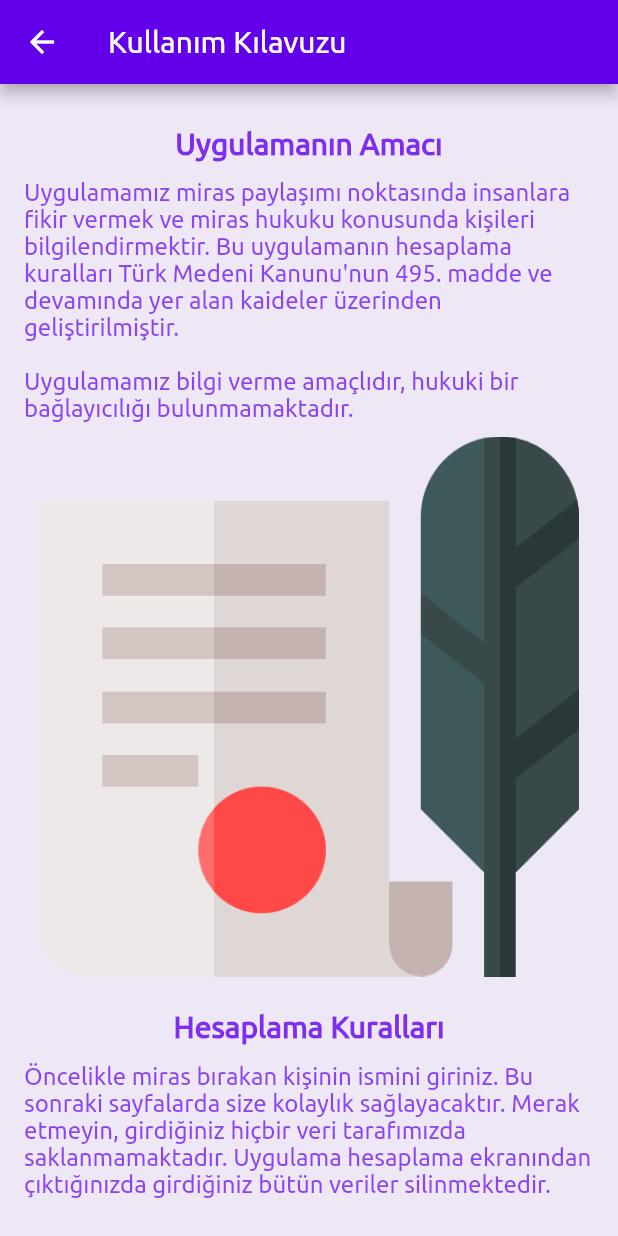
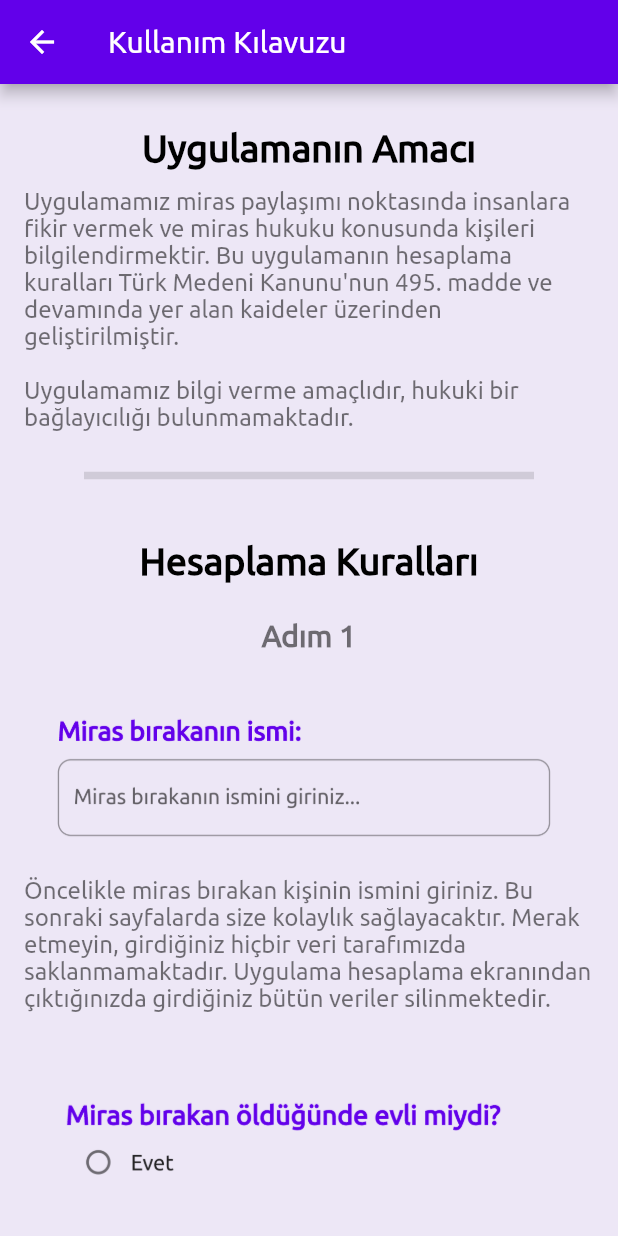
Before and after one commit to EsraKantarci/mirasapp, a Flutter app: the GuidePage screen opened directly, on a phone screen of 412 x 824 dp. Run offline on Flutter 3.47's test engine with Material 2 defaults, Android fonts, the phone set to English and light mode, and no system bars; our stand-ins replace flutter_spinbox, grouped_list, image_picker, typicons_flutter.

Commit message:
Guide text edited

```diff
--- a/lib/view/guide_page.dart
+++ b/lib/view/guide_page.dart
@@ -17,6 +17,7 @@ class GuidePage extends StatelessWidget {
 
   @override
   Widget build(BuildContext context) {
+
     return Scaffold(
       backgroundColor: AppColors.backgroundColor,
       appBar: buildAppBar(),
@@ -32,58 +33,26 @@ class GuidePage extends StatelessWidget {
                 scrollDirection: Axis.vertical,//.horizontal
                 child: Column(
                   children: [
-                    new Padding(
-                      padding: const EdgeInsets.all(12.0),
-                      child: Text(
-                        "Uygulamanın Amacı",
-                        style: new TextStyle(
-                            fontSize: 20.0,
-                            color: AppColors.mainColor.withOpacity(0.8),
-                            fontWeight: FontWeight.w600),
-                      ),
-                    ),
+                    buildHeader("Uygulamanın Amacı"),
+                    buildText("Uygulamamız miras paylaşımı noktasında insanlara fikir vermek ve "
+                        "miras hukuku konusunda kişileri bilgilendirmektir. Bu uygulamanın "
+                        "hesaplama kuralları Türk Medeni Kanunu'nun 495. madde ve devamında"
+                        " yer alan kaideler üzerinden geliştirilmiştir. "
+                        "\n\n"
+                        "Uygulamamız bilgi verme amaçlıdır, hukuki bir bağlayıcılığı bulunmamaktadır."),
 
+                    buildDivider(),
 
-                    new Text(
-                      "Uygulamamız miras paylaşımı noktasında insanlara fikir vermek ve "
-                          "miras hukuku konusunda kişileri bilgilendirmektir. Bu uygulamanın "
-                          "hesaplama kuralları Türk Medeni Kanunu'nun 495. madde ve devamında"
-                          " yer alan kaideler üzerinden geliştirilmiştir. "
-                          "\n\n"
-                          "Uygulamamız bilgi verme amaçlıdır, hukuki bir bağlayıcılığı bulunmamaktadır.",
-                      style: new TextStyle(
-                        fontSize: 16.0, color: AppColors.mainColor.withOpacity(0.7),
-                      ),
-                    ),
+                    buildHeader("Hesaplama Kuralları"),
 
-                      Padding(
-                        padding: const EdgeInsets.all(10),
-                        child: Align(
-                          alignment: Alignment.center,
-                          child:
-                          Image.asset("assets/images/independence.png", fit: BoxFit.fitWidth),
-                        ),
-                      ),
-
-                    new Padding(
-                      padding: const EdgeInsets.all(12.0),
-                      child: Text(
-                        "Hesaplama Kuralları",
-                        style: new TextStyle(
-                            fontSize: 20.0,
-                            color: AppColors.mainColor.withOpacity(0.8),
-                            fontWeight: FontWeight.w600),
-                      ),
-                    ),
-                    new Text(
-                      "Öncelikle miras bırakan kişinin ismini giriniz. "
+                    buildHeader2("Adım 1"),
+                    buildImage(context, "assets/images/1.png"),
+                    buildText("Öncelikle miras bırakan kişinin ismini giriniz. "
                           "Bu sonraki sayfalarda size kolaylık sağlayacaktır. Merak etmeyin, "
                           "girdiğiniz hiçbir veri tarafımızda saklanmamaktadır. Uygulama hesaplama"
-                          " ekranından çıktığınızda girdiğiniz bütün veriler silinmektedir.\n\n",
-                      style: new TextStyle(
-                        fontSize: 16.0, color: AppColors.mainColor.withOpacity(0.7),
-                      ),
-                    ),
+                          " ekranından çıktığınızda girdiğiniz bütün veriler silinmektedir.\n\n"),
+                    buildImage(context, "assets/images/2.png"),
+                    buildText(""),
                   ],
                 ),
               ),
@@ -105,13 +74,62 @@ class GuidePage extends StatelessWidget {
   }
 }
 
-Widget buildImage(BuildContext context) {
+Widget buildHeader(String text){
+  Color headerColor = Colors.black;
+  return new Padding(
+    padding: const EdgeInsets.all(12.0),
+    child: Text(
+      text,
+      style: new TextStyle(
+          fontSize: 25.0,
+          color: headerColor,
+          fontWeight: FontWeight.w600),
+    ),
+  );
+}
+
+Widget buildHeader2(String text){
+  Color headerColor = Colors.black54;
+  return new Padding(
+    padding: const EdgeInsets.all(12.0),
+    child: Text(
+      text,
+      style: new TextStyle(
+          fontSize: 20.0,
+          color: headerColor,
+          fontWeight: FontWeight.w600),
+    ),
+  );
+}
+
+Widget buildText(String text){
+  Color textColor = Colors.black54;
+  return new Text(text,
+    style: new TextStyle(
+      fontSize: 16.0, color: textColor,
+    ),
+  );
+}
+
+Padding buildDivider() {
+ return Padding(
+    padding: const EdgeInsets.all(20),
+    child: const Divider(
+      height: 20,
+      thickness: 5,
+      indent: 20,
+      endIndent: 20,
+    ),
+  );
+}
+
+Widget buildImage(BuildContext context, String path) {
   return   Padding(
-    padding: const EdgeInsets.only(bottom: 5 ),
+    padding: const EdgeInsets.all(20),
     child: Align(
         alignment: Alignment.center,
         child:
-        Image.asset("assets/images/vasiyet.png", fit: BoxFit.fitWidth)),
+        Image.asset(path, fit: BoxFit.fitWidth)),
 
   );
 }
```
